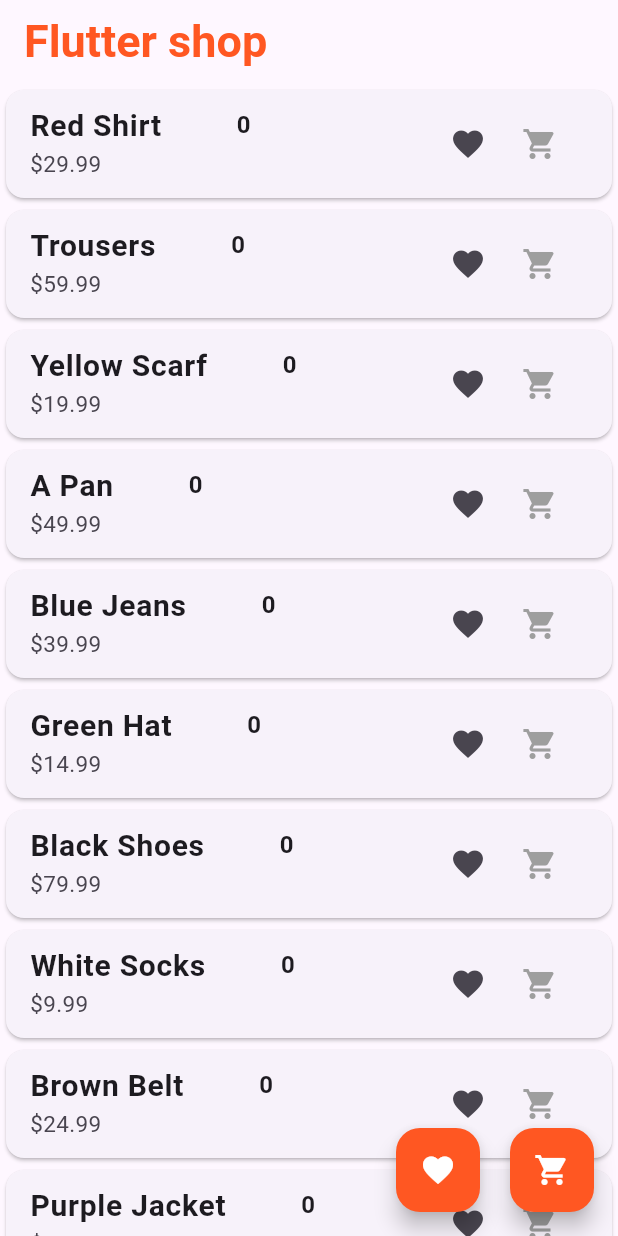
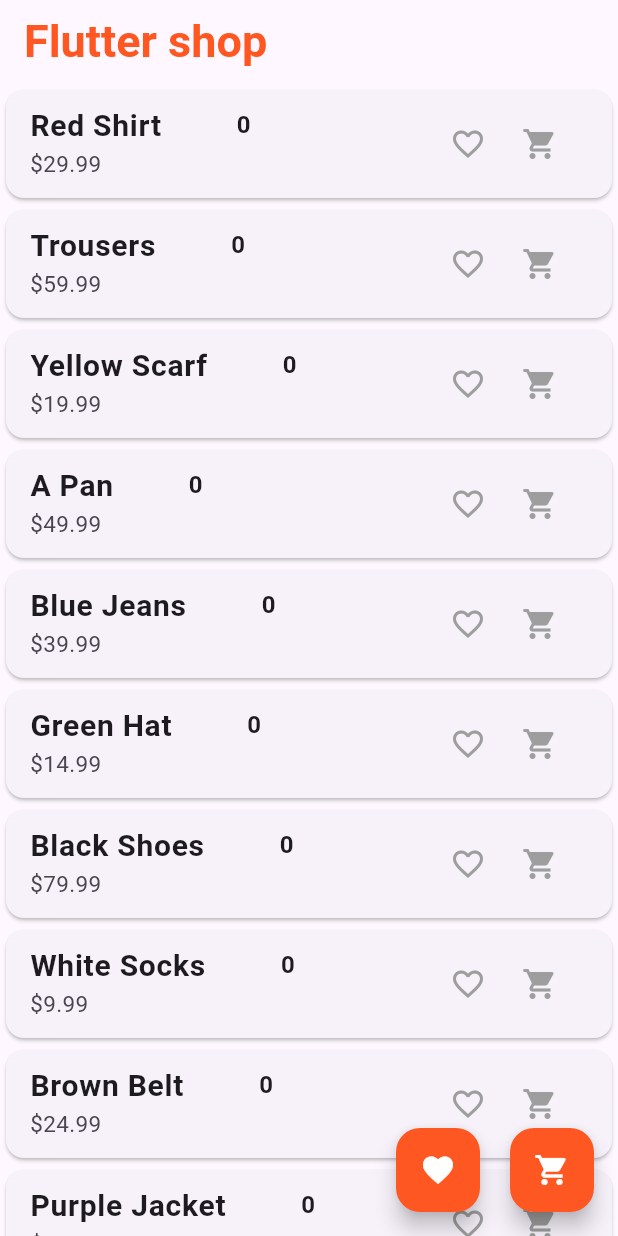
Before and after one commit to dinuka920/provider, a Flutter app: the screen it shows after launch, on a phone screen of 412 x 824 dp. Run offline on Flutter 3.47's test engine with Material 3 defaults, Android fonts, the phone set to English and light mode, and no system bars.

Commit message:
multiple providers (item favorite toggle

```diff
--- a/lib/pages/product_page.dart
+++ b/lib/pages/product_page.dart
@@ -5,6 +5,7 @@ import 'package:sm_provider/models/product_model.dart';
 import 'package:sm_provider/pages/cart_page.dart';
 import 'package:sm_provider/pages/favorite_page.dart';
 import 'package:sm_provider/providers/cart_provider.dart';
+import 'package:sm_provider/providers/favourite_provider.dart';
 
 class ProductPage extends StatelessWidget {
   const ProductPage({super.key});
@@ -68,9 +69,13 @@ class ProductPage extends StatelessWidget {
         itemBuilder: (context, index) {
           final ProductModel product = products[index];
           return Card(
-            child: Consumer<CartProvider>(
-              builder: (BuildContext context, CartProvider cartProvider,
-                  Widget? child) {
+            child: Consumer2<CartProvider, FavoriteProvider>(
+              builder: (
+                BuildContext context,
+                CartProvider cartProvider,
+                FavoriteProvider favoriteProvider,
+                Widget? child,
+              ) {
                 return ListTile(
                   title: Row(
                     children: [
@@ -105,9 +110,26 @@ class ProductPage extends StatelessWidget {
                     mainAxisSize: MainAxisSize.min,
                     children: [
                       IconButton(
-                        onPressed: () {},
+                        onPressed: () {
+                          favoriteProvider.toggleFavorites(product.id);
+                          ScaffoldMessenger.of(context).showSnackBar(
+                            SnackBar(
+                              content: Text(
+                                favoriteProvider.isFavorite(product.id)
+                                    ? "Added to favorites!"
+                                    : "Removed from favorites!",
+                              ),
+                              duration: Duration(seconds: 1),
+                            ),
+                          );
+                        },
                         icon: Icon(
-                          Icons.favorite,
+                          favoriteProvider.isFavorite(product.id)
+                              ? Icons.favorite
+                              : Icons.favorite_border,
+                          color: favoriteProvider.isFavorite(product.id)
+                              ? Colors.pinkAccent
+                              : Colors.grey,
                         ),
                       ),
                       IconButton(
--- /dev/null
+++ b/lib/providers/favourite_provider.dart
@@ -0,0 +1,24 @@
+import 'package:flutter/material.dart';
+
+class FavoriteProvider extends ChangeNotifier {
+  // state
+  final Map<String, bool> _favourites = {};
+
+  // getter
+  Map<String, bool> get favourites => _favourites;
+
+  // toggle favourites
+  void toggleFavorites(String productId) {
+    if (_favourites.containsKey(productId)) {
+      _favourites[productId] = !_favourites[productId]!;
+    } else {
+      _favourites[productId] = true;
+    }
+    notifyListeners();
+  }
+
+  // methode to check wether the favourite or not
+  bool isFavorite(String productId) {
+    return _favourites[productId] ?? false;
+  }
+}
```
Also changed, not shown: lib/main.dart (+6 -2 lines), lib/pages/favorite_page.dart (+51 -0 lines).
